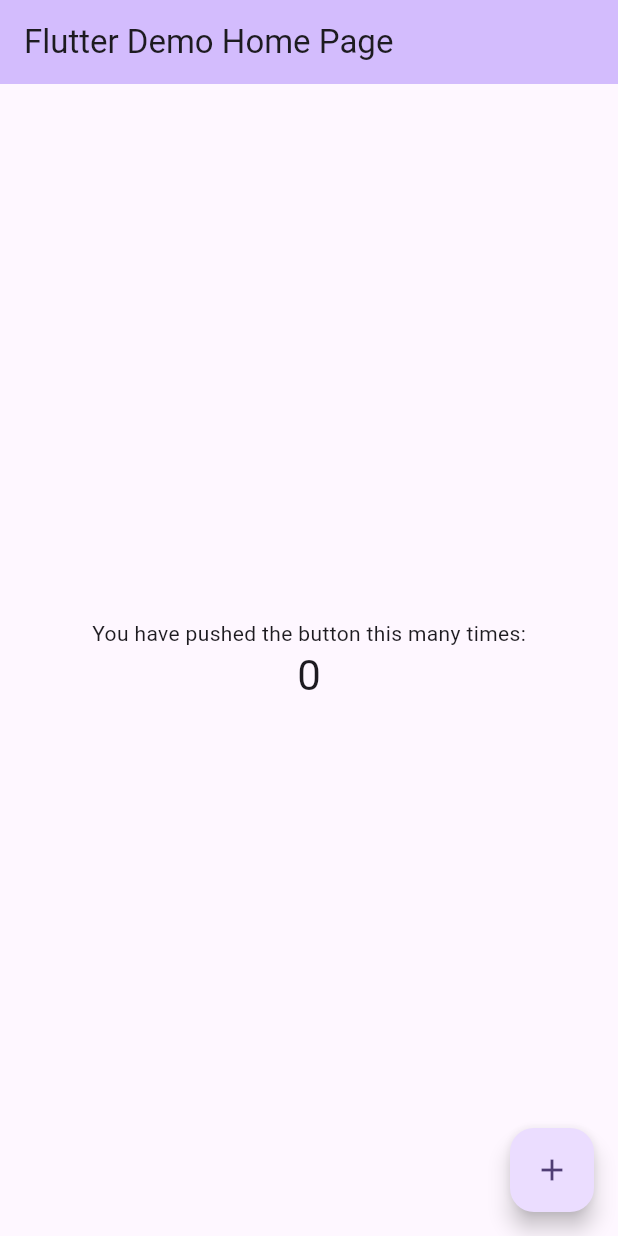
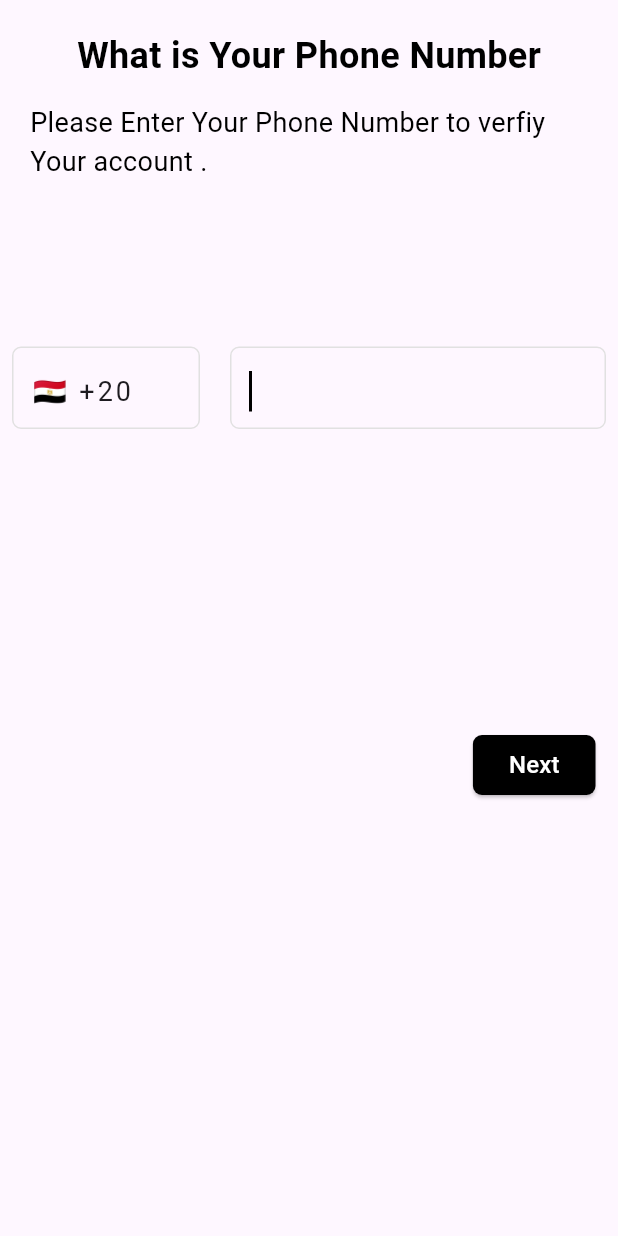
Before and after one commit to ThanaaAdel/flutter_map_app, a Flutter app: the screen it shows after launch, on a phone screen of 412 x 824 dp. Run offline on Flutter 3.47's test engine with Material 3 defaults, Android fonts, the phone set to English and light mode, and no system bars; our stand-ins replace bloc, firebase_auth, firebase_core, flutter_bloc, geolocator, google_maps_flutter and 1 more; accounts and stored records are empty.

Commit message:
map screen

```diff
--- a/lib/app_router.dart
+++ b/lib/app_router.dart
@@ -0,0 +1,37 @@
+import 'package:flutter/material.dart';
+import 'package:flutter_bloc/flutter_bloc.dart';
+
+import 'business_logic/authphone/authphone_cubit.dart';
+import 'constant/strings.dart';
+import 'presentaion/screens/home_map_screen.dart';
+import 'presentaion/screens/login_screen.dart';
+import 'presentaion/screens/otp_screen.dart';
+
+class AppRouter {
+  AuthphoneCubit? authphoneCubit;
+  AppRouter() {
+    authphoneCubit = AuthphoneCubit();
+  }
+  Route? generateRoute(RouteSettings settings) {
+    switch (settings.name) {
+      case loginScreen:
+        return MaterialPageRoute(
+            builder: (_) => BlocProvider<AuthphoneCubit>.value(
+                  value: authphoneCubit!,
+                  child: LoginScreen(),
+                ));
+      case otpScreen:
+        final phoneNumber = settings.arguments;
+
+        return MaterialPageRoute(
+
+            builder: (_) => BlocProvider<AuthphoneCubit>.value(
+              value: authphoneCubit!,
+              child:  OtpScreen(phoneNumber:phoneNumber),
+            ));
+      case homeMapScreen:
+        return MaterialPageRoute(builder: (_) =>  HomeMapScreen());
+    }
+    return null;
+  }
+}
--- /dev/null
+++ b/lib/business_logic/authphone/authphone_state.dart
@@ -0,0 +1,13 @@
+
+abstract class AuthphoneState {}
+class AuthphoneInitial extends AuthphoneState {}
+class Loading extends AuthphoneState{}
+class PhoneNumberSubmited extends AuthphoneState{
+}
+class ErrorOccurred extends AuthphoneState{
+  final String errMessage;
+
+  ErrorOccurred(this.errMessage);
+
+}
+class PhoneOtpVerified extends AuthphoneState{}
--- a/lib/constant/colors.dart
+++ b/lib/constant/colors.dart
@@ -0,0 +1,7 @@
+import 'dart:ui';
+
+class MyColors {
+  static const Color blue = Color(0xff0666EB);
+  static const Color lightBlue = Color(0xffE5EFFD);
+  static const Color lightGrey = Color(0xffE1E1E1);
+}
--- a/lib/constant/strings.dart
+++ b/lib/constant/strings.dart
@@ -0,0 +1,4 @@
+const loginScreen = '/login_screen';
+const otpScreen = '/otp_screen';
+const homeMapScreen = '/home_map_screen';
+const googleApiKey = 'AIzaSyAK34ZyoH4758BkVP05-GxKP0dSmBi4yTo';
--- a/lib/main.dart
+++ b/lib/main.dart
@@ -1,130 +1,35 @@
+import 'package:firebase_auth/firebase_auth.dart';
 import 'package:flutter/material.dart';
+import 'package:flutter_map_app/constant/strings.dart';
+import 'app_router.dart';
 import 'firebase_options.dart';
 import 'package:firebase_core/firebase_core.dart';
-void main() async{
-WidgetsFlutterBinding.ensureInitialized();
+late String initialRoute;
+void main() async {
+  WidgetsFlutterBinding.ensureInitialized();
   await Firebase.initializeApp(
     options: DefaultFirebaseOptions.currentPlatform,
   );
-  runApp(const MyApp());
+  FirebaseAuth.instance.authStateChanges().listen((user) {
+    if(user == null){
+      initialRoute = loginScreen;
+    }
+    else {
+      initialRoute = homeMapScreen;
+    }
+  });
+  runApp( MapApp(appRouter: AppRouter(),));
 }
+class MapApp extends StatelessWidget {
+  final AppRouter appRouter;
 
-class MyApp extends StatelessWidget {
-  const MyApp({super.key});
-
-  // This widget is the root of your application.
+  const MapApp({super.key, required this.appRouter});
   @override
   Widget build(BuildContext context) {
-    return MaterialApp(
-      title: 'Flutter Demo',
-      theme: ThemeData(
-        // This is the theme of your application.
-        //
-        // TRY THIS: Try running your application with "flutter run". You'll see
-        // the application has a blue toolbar. Then, without quitting the app,
-        // try changing the seedColor in the colorScheme below to Colors.green
-        // and then invoke "hot reload" (save your changes or press the "hot
-        // reload" button in a Flutter-supported IDE, or press "r" if you used
-        // the command line to start the app).
-        //
-        // Notice that the counter didn't reset back to zero; the application
-        // state is not lost during the reload. To reset the state, use hot
-        // restart instead.
-        //
-        // This works for code too, not just values: Most code changes can be
-        // tested with just a hot reload.
-        colorScheme: ColorScheme.fromSeed(seedColor: Colors.deepPurple),
-        useMaterial3: true,
-      ),
-      home: const MyHomePage(title: 'Flutter Demo Home Page'),
+    return  MaterialApp(
+      debugShowCheckedModeBanner: false,
+      onGenerateRoute: appRouter.generateRoute,
+      initialRoute: initialRoute,
     );
   }
 }
-
-class MyHomePage extends StatefulWidget {
-  const MyHomePage({super.key, required this.title});
-
-  // This widget is the home page of your application. It is stateful, meaning
-  // that it has a State object (defined below) that contains fields that affect
-  // how it looks.
-
-  // This class is the configuration for the state. It holds the values (in this
-  // case the title) provided by the parent (in this case the App widget) and
-  // used by the build method of the State. Fields in a Widget subclass are
-  // always marked "final".
-
-  final String title;
-
-  @override
-  State<MyHomePage> createState() => _MyHomePageState();
-}
-
-class _MyHomePageState extends State<MyHomePage> {
-  int _counter = 0;
-
-  void _incrementCounter() {
-    setState(() {
-      // This call to setState tells the Flutter framework that something has
-      // changed in this State, which causes it to rerun the build method below
-      // so that the display can reflect the updated values. If we changed
-      // _counter without calling setState(), then the build method would not be
-      // called again, and so nothing would appear to happen.
-      _counter++;
-    });
-  }
-
-  @override
-  Widget build(BuildContext context) {
-    // This method is rerun every time setState is called, for instance as done
-    // by the _incrementCounter method above.
-    //
-    // The Flutter framework has been optimized to make rerunning build methods
-    // fast, so that you can just rebuild anything that needs updating rather
-    // than having to individually change instances of widgets.
-    return Scaffold(
-      appBar: AppBar(
-        // TRY THIS: Try changing the color here to a specific color (to
-        // Colors.amber, perhaps?) and trigger a hot reload to see the AppBar
-        // change color while the other colors stay the same.
-        backgroundColor: Theme.of(context).colorScheme.inversePrimary,
-        // Here we take the value from the MyHomePage object that was created by
-        // the App.build method, and use it to set our appbar title.
-        title: Text(widget.title),
-      ),
-      body: Center(
-        // Center is a layout widget. It takes a single child and positions it
-        // in the middle of the parent.
-        child: Column(
-          // Column is also a layout widget. It takes a list of children and
-          // arranges them vertically. By default, it sizes itself to fit its
-          // children horizontally, and tries to be as tall as its parent.
-          //
-          // Column has various properties to control how it sizes itself and
-          // how it positions its children. Here we use mainAxisAlignment to
-          // center the children vertically; the main axis here is the vertical
-          // axis because Columns are vertical (the cross axis would be
-          // horizontal).
-          //
-          // TRY THIS: Invoke "debug painting" (choose the "Toggle Debug Paint"
-          // action in the IDE, or press "p" in the console), to see the
-          // wireframe for each widget.
-          mainAxisAlignment: MainAxisAlignment.center,
-          children: <Widget>[
-            const Text(
-              'You have pushed the button this many times:',
-            ),
-            Text(
-              '$_counter',
-              style: Theme.of(context).textTheme.headlineMedium,
-            ),
-          ],
-        ),
-      ),
-      floatingActionButton: FloatingActionButton(
-        onPressed: _incrementCounter,
-        tooltip: 'Increment',
-        child: const Icon(Icons.add),
-      ), // This trailing comma makes auto-formatting nicer for build methods.
-    );
-  }
-}
--- a/lib/presentaion/screens/login_screen.dart
+++ b/lib/presentaion/screens/login_screen.dart
@@ -0,0 +1,175 @@
+import 'package:flutter/material.dart';
+import 'package:flutter_bloc/flutter_bloc.dart';
+import 'package:flutter_map_app/business_logic/authphone/authphone_cubit.dart';
+import 'package:flutter_map_app/business_logic/authphone/authphone_state.dart';
+import 'package:flutter_map_app/presentaion/widgets/button.dart';
+import 'package:flutter_map_app/presentaion/widgets/circle_progress_indicator.dart';
+import '../../constant/colors.dart';
+import '../../constant/strings.dart';
+
+class LoginScreen extends StatefulWidget {
+  const LoginScreen({super.key});
+
+  @override
+  State<LoginScreen> createState() => _LoginScreenState();
+}
+
+class _LoginScreenState extends State<LoginScreen> {
+  final _formKey = GlobalKey<FormState>();
+
+  late String phoneNumber = '';
+
+  Widget _buildIntoText() {
+    return Column(
+      children: [
+        const Text(
+          'What is Your Phone Number',
+          style: TextStyle(
+              color: Colors.black, fontSize: 24, fontWeight: FontWeight.bold),
+        ),
+        const SizedBox(
+          height: 15,
+        ),
+        Container(
+          margin: const EdgeInsets.symmetric(horizontal: 20),
+          child: const Text(
+            'Please Enter Your Phone Number to verfiy Your account .',
+            style: TextStyle(color: Colors.black, fontSize: 18),
+          ),
+        ),
+      ],
+    );
+  }
+
+  Widget _buildPhoneFormField() {
+    return Padding(
+      padding: const EdgeInsets.symmetric(horizontal: 8),
+      child: Row(
+        children: [
+          Expanded(
+            flex: 1,
+            child: Container(
+              height: 55,
+              decoration: BoxDecoration(
+                border: Border.all(color: MyColors.lightGrey),
+                borderRadius: BorderRadius.circular(6),
+              ),
+              padding: const EdgeInsets.symmetric(horizontal: 12, vertical: 16),
+              child: Text(
+                '${generateCountryFlag()} +20',
+                style: const TextStyle(fontSize: 18, letterSpacing: 2.0),
+              ),
+            ),
+          ),
+          const SizedBox(
+            width: 20,
+          ),
+          Expanded(
+            flex: 2,
+            child: Container(
+              height: 55,
+              decoration: BoxDecoration(
+                border: Border.all(color: MyColors.lightGrey),
+                borderRadius: BorderRadius.circular(6),
+              ),
+              padding: const EdgeInsets.symmetric(horizontal: 12, vertical: 16),
+              child: TextFormField(
+                autofocus: true,
+                decoration: const InputDecoration(border: InputBorder.none),
+                cursorColor: Colors.black,
+                keyboardType: TextInputType.number,
+                onSaved: (newValue) {
+                  phoneNumber = newValue!;
+                },
+                validator: (value) {
+                  if (value!.isEmpty) {
+                    return 'Please enter Your phone number!';
+                  } else if (value.length < 11) {
+                    return 'Too short for a phone number';
+                  }
+                  return null;
+                },
+                style: const TextStyle(
+                  fontSize: 18,
+                  letterSpacing: 2.0,
+                ),
+              ),
+            ),
+          ),
+        ],
+      ),
+    );
+  }
+
+  String generateCountryFlag() {
+    String countryCode = 'eg';
+    String flag = countryCode.toUpperCase().replaceAllMapped(RegExp(r'[A-Z]'),
+        (match) => String.fromCharCode(match.group(0)!.codeUnitAt(0) + 127397));
+    return flag;
+  }
+
+  Widget _buildPhoneNumberSubmitedBloc() {
+    return BlocListener<AuthphoneCubit,AuthphoneState>(
+      listenWhen: (previous, current) => previous != current,
+      listener: (context, state) {
+        if (state is Loading) {
+          showProgressIndicator;
+        } else if (state is PhoneNumberSubmited) {
+          Navigator.pop(context);
+          Navigator.pushNamed(context, otpScreen, arguments: phoneNumber);
+        } else if (state is ErrorOccurred) {
+          String errorMessage = (state).errMessage;
+          ScaffoldMessenger.of(context).showSnackBar(SnackBar(
+            content: Text(errorMessage),
+            backgroundColor: Colors.black,
+            duration: const Duration(seconds: 3),
+          ));
+        }
+      },
+      child: Container(),
+    );
+  }
+  Future<void> _register(BuildContext context)async{
+    if(!_formKey.currentState!.validate()){
+      Navigator.pop(context);
+      return;
+    }
+    else{
+      Navigator.pop(context);
+      _formKey.currentState!.save();
+      BlocProvider.of<AuthphoneCubit>(context).submitPhoneNumber(phoneNumber);
+    }
+  }
+
+  @override
+  Widget build(BuildContext context) {
+    return SafeArea(
+        child: Scaffold(
+      body: SingleChildScrollView(
+        child: Form(
+          key: _formKey,
+          child: Column(
+            children: <Widget>[
+              const SizedBox(
+                height: 20,
+              ),
+              _buildIntoText(),
+              const SizedBox(
+                height: 110,
+              ),
+              _buildPhoneFormField(),
+              const SizedBox(
+                height: 200,
+              ),
+              ButtonWidget(funButton: (){
+                 showProgressIndicator(context);
+                _register(context);
+              }),
+              _buildPhoneNumberSubmitedBloc(),
+            ],
+          ),
+        ),
+      ),
+    ));
+  }
+}
--- a/lib/presentaion/widgets/button.dart
+++ b/lib/presentaion/widgets/button.dart
@@ -0,0 +1,29 @@
+import 'package:flutter/material.dart';
+class ButtonWidget extends StatelessWidget {
+  const ButtonWidget({
+    super.key, this.funButton,
+  });
+final void Function()? funButton;
+  @override
+  Widget build(BuildContext context) {
+    return Padding(
+      padding: const EdgeInsets.symmetric(horizontal: 15),
+      child: Align(
+        alignment: Alignment.bottomRight,
+        child: ElevatedButton(
+          style: ElevatedButton.styleFrom(
+            shape: RoundedRectangleBorder(
+                borderRadius: BorderRadius.circular(6)),
+            backgroundColor: Colors.black,
+            maximumSize: const Size(110, 50),
+          ),
+          onPressed: funButton,
+          child: const Text(
+            'Next',
+            style: TextStyle(fontSize: 16, color: Colors.white),
+          ),
+        ),
+      ),
+    );
+  }
+}
```
Also changed, not shown: lib/business_logic/authphone/authphone_cubit.dart (added, +69 -0 lines), lib/helper/location-helper.dart (+15 -0 lines), lib/presentaion/screens/home_map_screen.dart (+79 -0 lines), lib/presentaion/screens/otp_screen.dart (+132 -0 lines), pubspec.yaml (+10 -22 lines), pubspec.lock, 6 other files.
